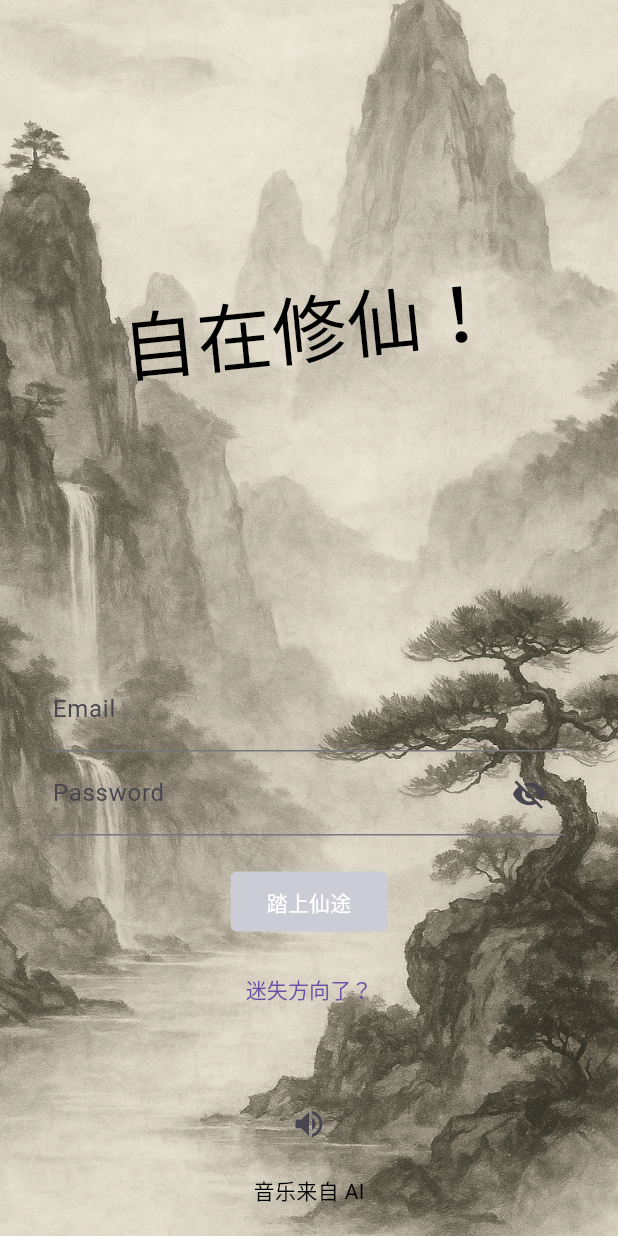
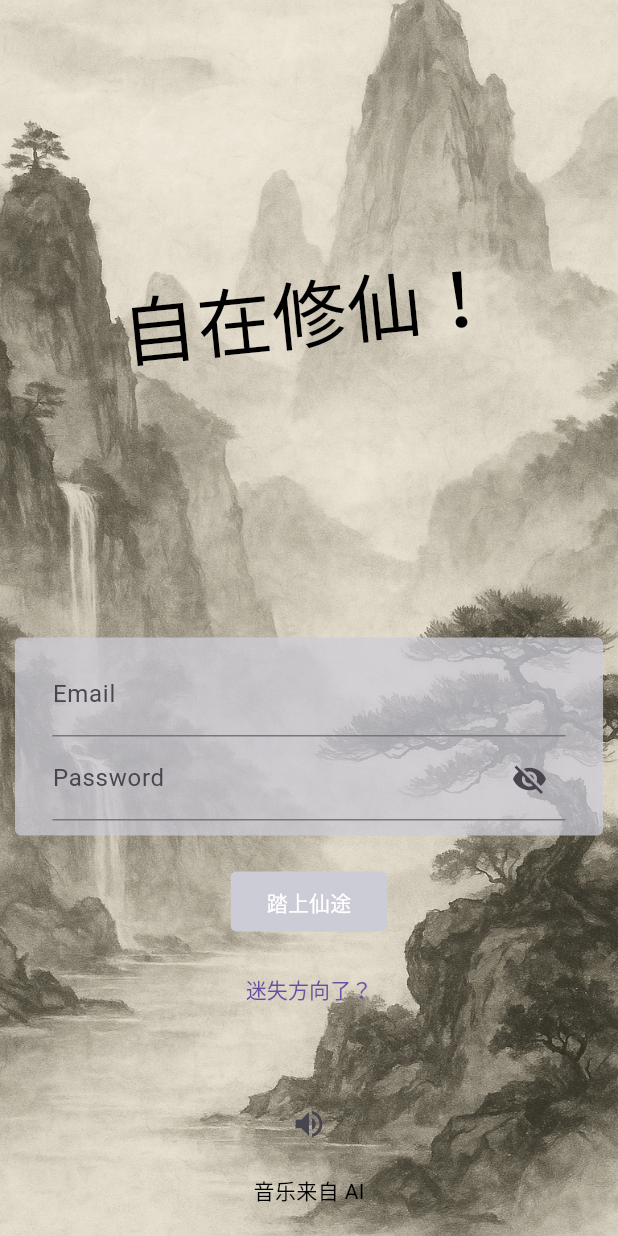
Before and after one commit to bi3me/Boundless-Immortality, a Flutter app: the screen it shows after launch, on a phone screen of 412 x 824 dp. Run offline on Flutter 3.47's test engine with Material 3 defaults, Android fonts, the light colour scheme and no system bars; our stand-ins replace audioplayers, go_router, google_mobile_ads, in_app_purchase, shared_preferences; Roboto replaces fonts that are missing (Permanent Marker).

Commit message:
add background for login

```diff
--- a/lib/screens/login/login_screen.dart
+++ b/lib/screens/login/login_screen.dart
@@ -60,12 +60,19 @@ class LoginState extends State<LoginScreen> {
         rectangularMenuArea: Column(
           mainAxisAlignment: MainAxisAlignment.end,
           children: [
-            Form(
+            Container(
+              padding: const EdgeInsets.symmetric(vertical: 10),
+              decoration: BoxDecoration(
+                color: Color(0xBFCCCCD6),
+                borderRadius: BorderRadius.circular(4)
+              ),
+              child: Form(
                 key: _formKey,
                 child: Column(
                   children: [
                     Padding(
                       padding: const EdgeInsets.symmetric(horizontal: 25),
+
                       child: TextFormField(
                         controller: _email,
                         keyboardType: TextInputType.emailAddress,
@@ -126,6 +133,7 @@ class LoginState extends State<LoginScreen> {
                   ],
                 ),
               ),
+            ),
             _gap,
             _gap,
             FilledButton(
--- a/lib/screens/travel/travel_screen.dart
+++ b/lib/screens/travel/travel_screen.dart
@@ -311,7 +311,7 @@ class CreateTravelDialogState extends State<CreateTravelDialog> {
           child: Text('取消'),
         ),
         ElevatedButton(
-          onPressed: _loading ? null : () => _submitData(context),
+          onPressed: _loading || widget.material == null ? null : () => _submitData(context),
           child: Text(_loading ? '进行中' : '拿下'),
         ),
       ],
```
Also changed, not shown: lib/screens/setup/setup_screen.dart (+7 -0 lines). Lines whose indentation alone changed are shown as unchanged.
